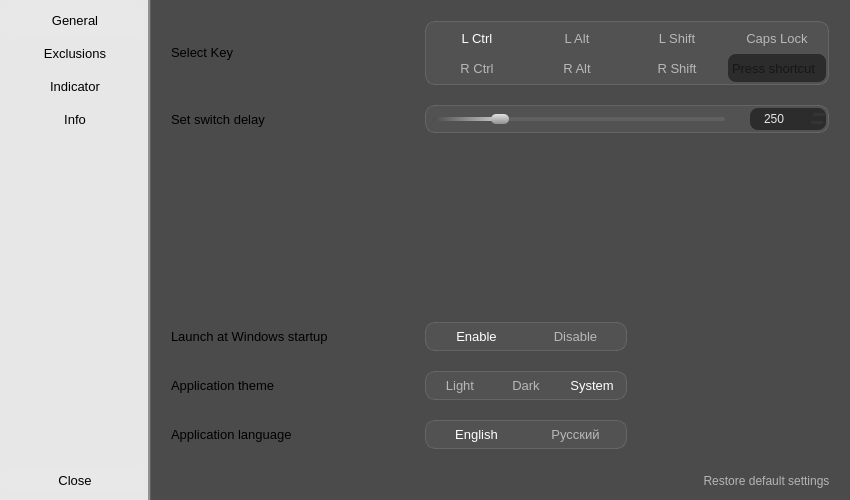
Before: the Qt Designer form src/ui/forms/EasyLangSwitcher_settings.ui in egoisticdesire/EasyLangSwitcher, drawn with Qt 5.
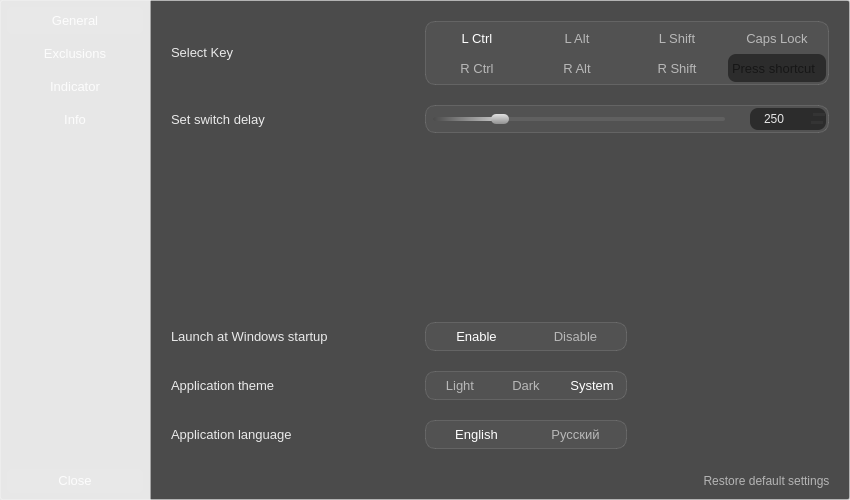
After: the same form once the commit is applied. Icons and pictures are not drawn.

The edit to the form file:
```diff
--- a/src/ui/forms/EasyLangSwitcher_settings.ui
+++ b/src/ui/forms/EasyLangSwitcher_settings.ui
@@ -85,11 +85,11 @@
         </property>
         <property name="styleSheet">
          <string notr="true">QFrame#sider_container {
-/*border-top-left-radius: 8px;
-border-bottom-left-radius: 8px;
-border: 1px solid rgba(255, 255, 255, 66);*/
-border: 1px solid transparent;
-border-right: 2px solid rgba(12, 12, 12, 100);
+border-top-left-radius: 2px;
+border-bottom-left-radius: 2px;
+/*border: 1px solid transparent;*/
+border: 1px solid rgba(255, 255, 255, 66);
+border-right: 2px solid transparent;
 background: transparent;
 }
 QFrame#sider_container QToolButton:focus,
@@ -101,6 +101,7 @@
 margin: 3px;
 padding: 4px 10px 5px 10px;
 border-radius: 5px;
+color: rgba(255, 255, 255, 225);
 }
 QFrame#top_sider_container QToolButton:checked,
 QFrame#bot_sider_container QPushButton {
@@ -379,12 +380,17 @@
         </property>
         <property name="styleSheet">
          <string notr="true">QStackedWidget#content_container {
-/*border-top-right-radius: 8px;
-border-bottom-right-radius: 8px;
-border: 1px solid rgba(255, 255, 255, 66);*/
-border: 1px solid transparent;
+border-top-right-radius: 2px;
+border-bottom-right-radius: 2px;
+/*border: 1px solid transparent;*/
+border: 1px solid rgba(255, 255, 255, 66);
 border-left: 1px solid rgba(255, 255, 255, 30);
 background: rgba(32, 32, 32, 200);
+}
+
+
+QStackedWidget#content_container QLabel {
+color: rgba(255, 255, 255, 225);
 }</string>
         </property>
         <property name="currentIndex">
```
